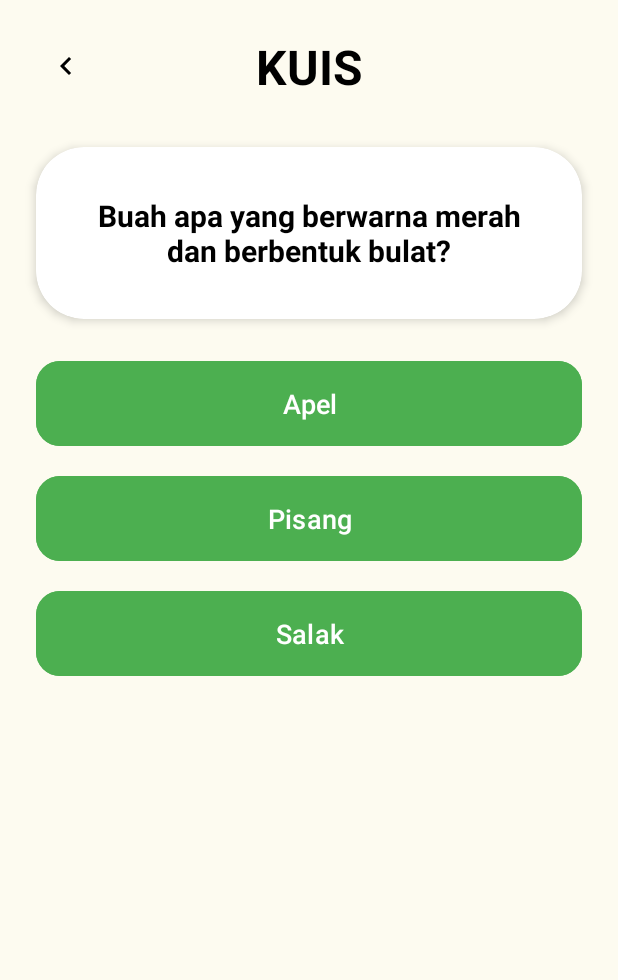
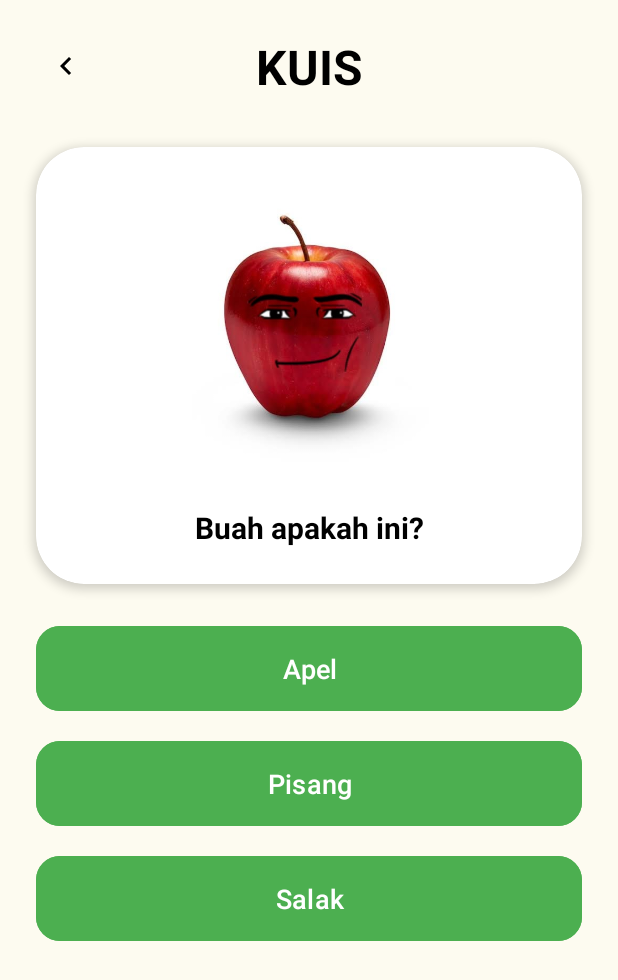
Before and after one commit to rifqyfakhryzain/Sibisa, an Android app: the layout activity_kuis.xml on its own in the app's theme, with its tools: preview values and no code run, on a phone screen of 412 x 824 dp. Shown: the top 980 px of the screen. Run offline under Robolectric (Android 15) with nearby library versions, the light colour scheme and no system bars.

Commit message:
feat: add quiz screen

```diff
--- a/app/src/main/res/layout/activity_kuis.xml
+++ b/app/src/main/res/layout/activity_kuis.xml
@@ -48,14 +48,23 @@
             android:layout_width="match_parent"
             android:layout_height="wrap_content"
             android:orientation="vertical"
-            android:padding="32dp">
+            android:padding="24dp"
+            android:gravity="center">
+
+            <ImageView
+                android:id="@+id/imgQuestion"
+                android:layout_width="200dp"
+                android:layout_height="200dp"
+                android:layout_marginBottom="16dp"
+                android:scaleType="centerInside"
+                android:src="@drawable/apel" />
 
             <TextView
                 android:id="@+id/tvQuestion"
                 android:layout_width="match_parent"
                 android:layout_height="wrap_content"
                 android:gravity="center"
-                android:text="Buah apa yang berwarna merah dan berbentuk bulat?"
+                android:text="Buah apakah ini?"
                 android:textColor="@color/black"
                 android:textSize="20sp"
                 android:textStyle="bold" />
```
Also changed, not shown: app/src/main/java/com/rifqy/sibisa/KuisActivity.java (+96 -0 lines).
